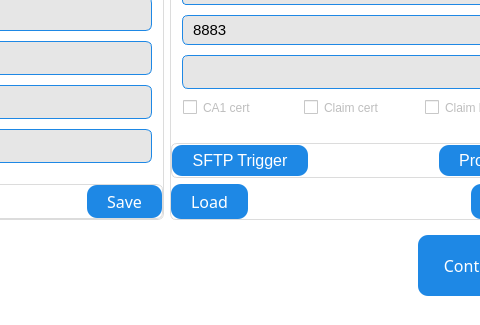
This is QT_APP/factsetting.ui in eSpark-Backup/nabilfesal-msm-fw as Qt 5 draws it before an edit; both pictures show x 233 to 713 and y 195 to 520 of the 800 by 520 pixel window. The edited form follows.
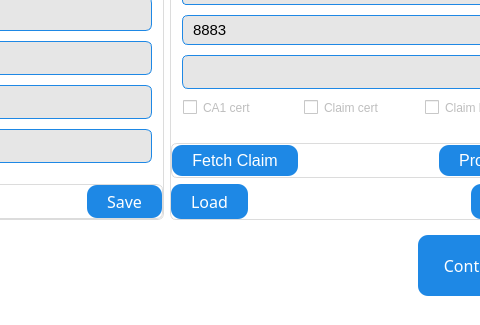
This is the edited form.

Commit message: SFTP  UID removed and Path modified + AWS btn renamed

The edit to the form file:
```diff
--- a/QT_APP/factsetting.ui
+++ b/QT_APP/factsetting.ui
@@ -830,7 +830,7 @@
 }</string>
                  </property>
                  <property name="text">
-                  <string>SFTP Trigger</string>
+                  <string>Fetch Claim</string>
                  </property>
                 </widget>
                </item>
```
The commit also changes 1 other file.
